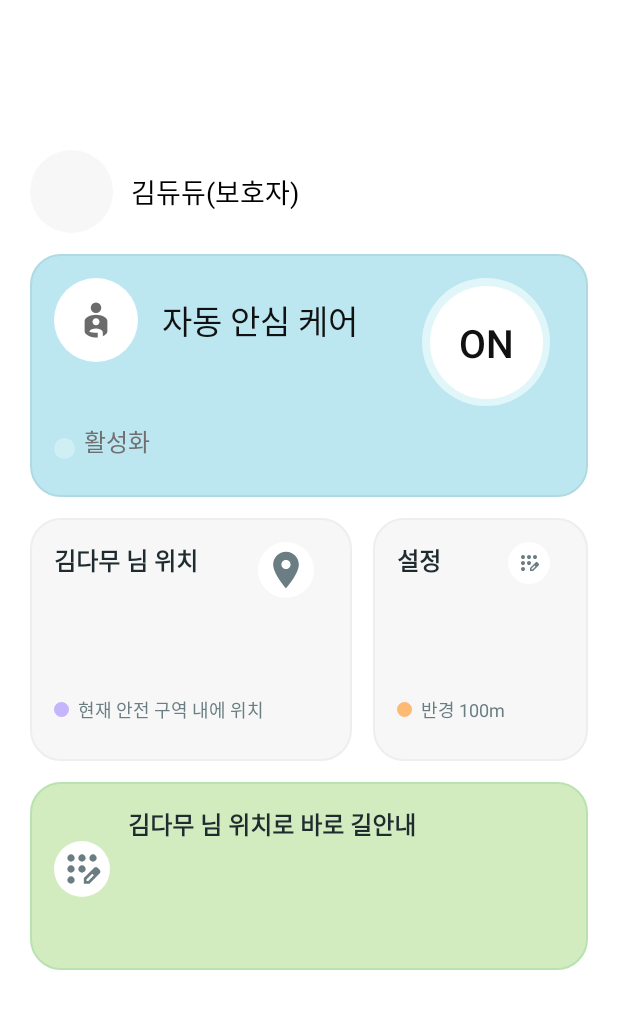
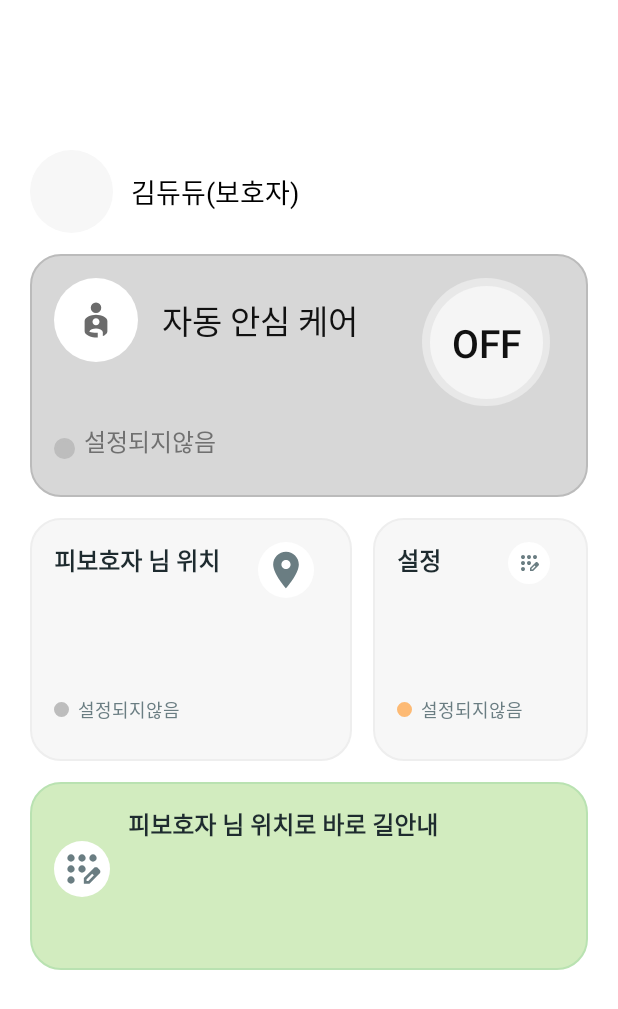
Before and after one commit to hyojeong130/dolbomgil_android_protect, an Android app built with Jetpack Compose: the HomeActivity screen opened directly, with no data from a screen before it, after a tap on "OFF", on a phone screen of 412 x 824 dp. Shown: the top 1009 px of the screen. Run offline under Robolectric (Android 15) with nearby library versions, the phone set to English and light mode, and no system bars; 1 other tap on this screen came first.

Commit message:
feat: 홈화면 api연결

```diff
--- a/app/src/main/java/com/example/dive_pre/HomeActivity.kt
+++ b/app/src/main/java/com/example/dive_pre/HomeActivity.kt
@@ -11,11 +11,18 @@ import android.net.Uri
 import android.os.Bundle
 import androidx.appcompat.app.AppCompatActivity
 import androidx.core.view.ViewCompat
+import androidx.lifecycle.lifecycleScope
+import kotlinx.coroutines.launch
 import com.example.dive_pre.databinding.ActivityHomeBinding
 import com.example.dive_pre.databinding.ViewCardAutoBinding
 import com.example.dive_pre.databinding.ViewCardLocationBinding
 import com.example.dive_pre.databinding.ViewCardSettingBinding
 import com.example.dive_pre.databinding.ViewCardGuideBinding
+import com.example.dive_pre.api.ApiService
+import com.example.dive_pre.api.HomeInfoResponse
+import com.example.dive_pre.utils.TokenManager
+import android.util.Log
+import android.widget.Toast
 
 class HomeActivity : AppCompatActivity() {
 
@@ -25,11 +32,12 @@ class HomeActivity : AppCompatActivity() {
     private lateinit var settingsCard: ViewCardSettingBinding
     private lateinit var guideCard: ViewCardGuideBinding
 
-    // 데모 상태값
-    private var isAutoOn = true
-    private var inSafeZone = true
-    private var radiusMeters = 100
-    private var targetName = "김다무"
+    // API에서 가져올 데이터
+    private var protectorName = "보호자"
+    private var careeName = "피보호자"
+    private var isAutoOn: Boolean? = null
+    private var inSafeZone: Boolean? = null
+    private var radiusMeters: Int? = null
     private var targetLat = 35.2329
     private var targetLng = 129.0827
 
@@ -44,6 +52,9 @@ class HomeActivity : AppCompatActivity() {
         settingsCard    = vb.includeSettings
         guideCard       = vb.includeGuide
 
+        // API 데이터 로드
+        loadHomeData()
+
         // 초기 렌더
         renderAutoCard()
         renderLocationCard()
@@ -52,13 +63,12 @@ class HomeActivity : AppCompatActivity() {
 
         // 리스너
         autoCardBinding.toggleGroup.setOnClickListener {
-            isAutoOn = !isAutoOn
-            renderAutoCard()
+            toggleSafeZone()
         }
 
         // 위치 카드: 전체 클릭으로 상태 토글(데모)
         locationCard.root.setOnClickListener {
-            inSafeZone = !inSafeZone
+            inSafeZone = !inSafeZone!!
             renderLocationCard()
             renderGuideCard()
         }
@@ -72,54 +82,133 @@ class HomeActivity : AppCompatActivity() {
 
         // 길안내 카드: 지도 열기
         guideCard.root.setOnClickListener {
-            val uri = Uri.parse("geo:$targetLat,$targetLng?q=$targetLat,$targetLng($targetName)")
+            val uri = Uri.parse("geo:$targetLat,$targetLng?q=$targetLat,$targetLng($careeName)")
             startActivity(Intent(Intent.ACTION_VIEW, uri))
+        }
+    }
+
+    private fun loadHomeData() {
+        lifecycleScope.launch {
+            try {
+                val accessToken = TokenManager.getAccessToken(this@HomeActivity)
+                if (accessToken != null) {
+                    val homeInfo = ApiService.getHomeInfo(accessToken)
+                    updateDataFromApi(homeInfo)
+                    updateUI()
+                } else {
+                    Toast.makeText(this@HomeActivity, "로그인이 필요합니다", Toast.LENGTH_SHORT).show()
+                }
+            } catch (e: Exception) {
+                Log.e("HomeActivity", "홈 데이터 로드 실패", e)
+                Toast.makeText(this@HomeActivity, "데이터를 불러올 수 없습니다", Toast.LENGTH_SHORT).show()
+            }
+        }
+    }
+
+    private fun updateDataFromApi(homeInfo: HomeInfoResponse) {
+        protectorName = homeInfo.protector_name
+        careeName = homeInfo.caree_name
+        isAutoOn = homeInfo.safe_zone_active
+        inSafeZone = homeInfo.caree_in_safe_zone
+        radiusMeters = homeInfo.safe_zone_radius_meters
+    }
+
+    private fun updateUI() {
+        // 프로필 업데이트
+        vb.tvProfileName.text = "${protectorName}(보호자)"
+
+        renderAutoCard()
+        renderLocationCard()
+        renderSettingsCard()
+        renderGuideCard()
+    }
+
+    private fun toggleSafeZone() {
+        lifecycleScope.launch {
+            try {
+                val accessToken = TokenManager.getAccessToken(this@HomeActivity)
+                if (accessToken != null) {
+                    // 토글 API 호출
+                    val toggleResponse = ApiService.toggleSafeZone(accessToken)
+
+                    if (toggleResponse.success) {
+                        // 성공 시 홈 데이터 새로고침
+                        loadHomeData()
+                        Toast.makeText(this@HomeActivity, toggleResponse.message, Toast.LENGTH_SHORT).show()
+                    } else {
+                        Toast.makeText(this@HomeActivity, "설정 변경에 실패했습니다", Toast.LENGTH_SHORT).show()
+                    }
+                } else {
+                    Toast.makeText(this@HomeActivity, "로그인이 필요합니다", Toast.LENGTH_SHORT).show()
+                }
+            } catch (e: Exception) {
+                Log.e("HomeActivity", "SafeZone 토글 실패", e)
+                Toast.makeText(this@HomeActivity, "네트워크 오류가 발생했습니다", Toast.LENGTH_SHORT).show()
+            }
         }
     }
 
 
     private fun renderAutoCard() = with(autoCardBinding) {
-        // 1) 카드 전체 배경(부모 FrameLayout: activity_home.xml의 @id/cardAuto)
+        if (isAutoOn == null) {
+            // SafeZone이 설정되지 않은 상태
+            vb.cardAuto.setBackgroundResource(R.drawable.bg_card_auto_off)
+
+            ivToggleOuter.setBackgroundResource(R.drawable.bg_toggle_outer_off)
+            tvToggle.setBackgroundResource(R.drawable.bg_toggle_inner_off)
+            tvToggle.text = "OFF"
+
+            tvStatus.text = "설정되지않음"
+            val dotColor = Color.parseColor("#BDBDBD")
+            ViewCompat.setBackgroundTintList(ivDot, ColorStateList.valueOf(dotColor))
+        } else {
+            // SafeZone이 설정된 상태
             vb.cardAuto.setBackgroundResource(
-            if (isAutoOn) R.drawable.bg_card_auto_on else R.drawable.bg_card_auto_off
+                if (isAutoOn == true) R.drawable.bg_card_auto_on else R.drawable.bg_card_auto_off
             )
 
-        // 2) 토글 비주얼
             ivToggleOuter.setBackgroundResource(
-            if (isAutoOn) R.drawable.bg_toggle_outer_on else R.drawable.bg_toggle_outer_off
+                if (isAutoOn == true) R.drawable.bg_toggle_outer_on else R.drawable.bg_toggle_outer_off
             )
             tvToggle.setBackgroundResource(
-            if (isAutoOn) R.drawable.bg_toggle_inner_on else R.drawable.bg_toggle_inner_off
+                if (isAutoOn == true) R.drawable.bg_toggle_inner_on else R.drawable.bg_toggle_inner_off
             )
-        tvToggle.text = if (isAutoOn) "ON" else "OFF"
+            tvToggle.text = if (isAutoOn == true) "ON" else "OFF"
 
-        // 3) 상태 문구 & 점 색상
-        tvStatus.text = if (isAutoOn) "활성화" else "비활성화"
+            tvStatus.text = if (isAutoOn == true) "활성화" else "비활성화"
 
-        // 점은 하나의 shape(bg_status_dot)만 쓰고 틴트로 색만 변경
-        // ▶ 아래 색상 코드는 피그마에 맞춰 원하는 값으로 바꿔도 됨
-        val dotColor = if (isAutoOn) Color.parseColor("#CFEFF4") else Color.parseColor("#BDBDBD")
+            val dotColor = if (isAutoOn == true) Color.parseColor("#CFEFF4") else Color.parseColor("#BDBDBD")
             ViewCompat.setBackgroundTintList(ivDot, ColorStateList.valueOf(dotColor))
-
-        // (선택) 타이틀 글자색도 OFF일 때 살짝 흐리게 하고 싶다면:
-        // tvTitle.setTextColor(Color.parseColor(if (isAutoOn) "#111111" else "#8E8E93"))
+        }
     }
 
 
     private fun renderLocationCard() = with(locationCard) {
-        tvTitle.text = "$targetName 님 위치"
+        tvTitle.text = "$careeName 님 위치"
 
-        val dotColor = if (inSafeZone) "#C4B5FD" else "#FCA5A5"   // 보라/빨강
+        if (inSafeZone == null) {
+            // SafeZone이 설정되지 않은 상태
+            val dotColor = "#BDBDBD"
             ViewCompat.setBackgroundTintList(ivDot, ColorStateList.valueOf(Color.parseColor(dotColor)))
-
-        tvStatus.text = if (inSafeZone) "현재 안전 구역 내에 위치" else "안전 구역 밖에 있음"
+            tvStatus.text = "설정되지않음"
+        } else {
+            // SafeZone이 설정된 상태
+            val dotColor = if (inSafeZone == true) "#C4B5FD" else "#FCA5A5"   // 보라/빨강
+            ViewCompat.setBackgroundTintList(ivDot, ColorStateList.valueOf(Color.parseColor(dotColor)))
+            tvStatus.text = if (inSafeZone == true) "현재 안전 구역 내에 위치" else "안전 구역 밖에 있음"
+        }
     }
 
 
     private fun renderSettingsCard() = with(settingsCard) {
         tvTitle.text = "설정"
         ViewCompat.setBackgroundTintList(ivDot, ColorStateList.valueOf(Color.parseColor("#FDBA74")))
+
+        if (radiusMeters == null) {
+            tvDesc.text = "설정되지않음"
+        } else {
             tvDesc.text = "반경 ${radiusMeters}m"
+        }
     }
 
     private fun applyGuidePlacement() {
@@ -133,8 +222,8 @@ class HomeActivity : AppCompatActivity() {
 
         val gap = resources.getDimensionPixelSize(R.dimen.home_gap)
 
-        if (inSafeZone) {
-            // ✅ 안전: 가운데 2개(위치/설정)가 'cardAuto' 바로 아래, 그 아래가 길안내
+        if (inSafeZone == null || inSafeZone == true) {
+            // ✅ 안전 또는 설정되지않음: 가운데 2개(위치/설정)가 'cardAuto' 바로 아래, 그 아래가 길안내
             cs.connect(R.id.cardLocation, ConstraintSet.TOP, R.id.cardAuto, ConstraintSet.BOTTOM)
             cs.connect(R.id.cardSettings, ConstraintSet.TOP, R.id.cardAuto, ConstraintSet.BOTTOM)
             cs.connect(R.id.cardGuide,    ConstraintSet.TOP, R.id.cardLocation, ConstraintSet.BOTTOM)
@@ -155,9 +244,13 @@ class HomeActivity : AppCompatActivity() {
 
 
     private fun renderGuideCard() = with(guideCard) {
-        tvTitle.text = "$targetName 님 위치로 바로 길안내"
+        tvTitle.text = "$careeName 님 위치로 바로 길안내"
 
-        if (inSafeZone) {
+        if (inSafeZone == null) {
+            // SafeZone이 설정되지 않은 상태
+            vb.cardGuide.setBackgroundResource(R.drawable.bg_card_guide)
+            alertRow.visibility = View.GONE
+        } else if (inSafeZone == true) {
             // 연두 배경, 알림 숨김
             vb.cardGuide.setBackgroundResource(R.drawable.bg_card_guide)
             alertRow.visibility = View.GONE
@@ -165,7 +258,7 @@ class HomeActivity : AppCompatActivity() {
             // 빨강 배경, 알림 표시
             vb.cardGuide.setBackgroundResource(R.drawable.bg_card_guide_alert)
             alertRow.visibility = View.VISIBLE
-            tvAlert.text = "$targetName 님이 안전 구역을 벗어났습니다"
+            tvAlert.text = "$careeName 님이 안전 구역을 벗어났습니다"
 
             // 경고 점을 붉은색으로
             ViewCompat.setBackgroundTintList(
```
Also changed, not shown: app/src/main/java/com/example/dive_pre/api/ApiService.kt (+62 -0 lines). Lines whose indentation alone changed are shown as unchanged.
